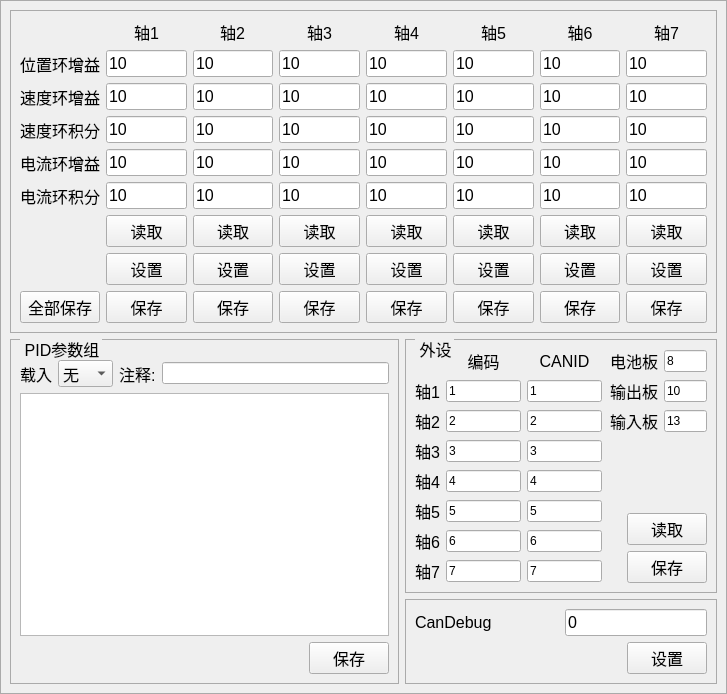
Qt form zoweerobot/UI/cpidparamui.ui (yisea123/Robot_Delta_GitHubPro) before a commit.
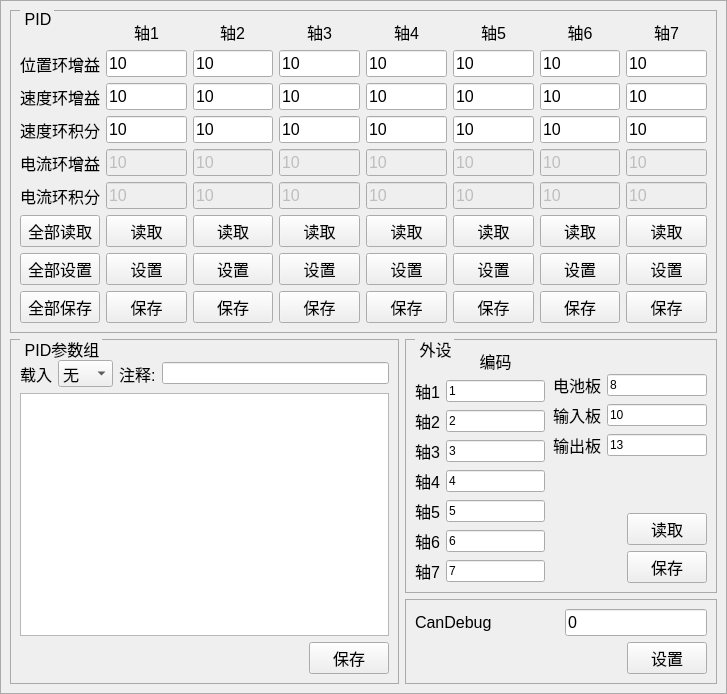
The same form after that commit.

Diff of the .ui file:
```diff
--- a/zoweerobot/UI/cpidparamui.ui
+++ b/zoweerobot/UI/cpidparamui.ui
@@ -62,7 +62,7 @@
          </size>
         </property>
         <property name="title">
-         <string/>
+         <string>PID</string>
         </property>
         <layout class="QGridLayout" name="gridLayout">
          <item row="0" column="0">
@@ -141,6 +141,9 @@
            </item>
            <item row="5" column="6">
             <widget class="QLineEdit" name="axis6curki">
+             <property name="enabled">
+              <bool>false</bool>
+             </property>
              <property name="font">
               <font>
                <pointsize>12</pointsize>
@@ -165,6 +168,9 @@
            </item>
            <item row="4" column="6">
             <widget class="QLineEdit" name="axis6curkp">
+             <property name="enabled">
+              <bool>false</bool>
+             </property>
              <property name="font">
               <font>
                <pointsize>12</pointsize>
@@ -177,6 +183,9 @@
            </item>
            <item row="4" column="4">
             <widget class="QLineEdit" name="axis4curkp">
+             <property name="enabled">
+              <bool>false</bool>
+             </property>
              <property name="font">
               <font>
                <pointsize>12</pointsize>
@@ -189,6 +198,9 @@
            </item>
            <item row="5" column="7">
             <widget class="QLineEdit" name="axis7curki">
+             <property name="enabled">
+              <bool>false</bool>
+             </property>
              <property name="font">
               <font>
                <pointsize>12</pointsize>
@@ -225,6 +237,9 @@
            </item>
            <item row="5" column="4">
             <widget class="QLineEdit" name="axis4curki">
+             <property name="enabled">
+              <bool>false</bool>
+             </property>
              <property name="font">
               <font>
                <pointsize>12</pointsize>
@@ -235,13 +250,6 @@
              </property>
             </widget>
            </item>
-           <item row="6" column="0">
-            <widget class="QLabel" name="label_10">
-             <property name="text">
-              <string/>
-             </property>
-            </widget>
-           </item>
            <item row="2" column="0">
             <widget class="QLabel" name="label_6">
              <property name="font">
@@ -400,6 +408,9 @@
            </item>
            <item row="4" column="5">
             <widget class="QLineEdit" name="axis5curkp">
+             <property name="enabled">
+              <bool>false</bool>
+             </property>
              <property name="font">
               <font>
                <pointsize>12</pointsize>
@@ -436,6 +447,9 @@
            </item>
            <item row="4" column="2">
             <widget class="QLineEdit" name="axis2curkp">
+             <property name="enabled">
+              <bool>false</bool>
+             </property>
              <property name="font">
               <font>
                <pointsize>12</pointsize>
@@ -460,6 +474,9 @@
            </item>
            <item row="5" column="2">
             <widget class="QLineEdit" name="axis2curki">
+             <property name="enabled">
+              <bool>false</bool>
+             </property>
              <property name="font">
               <font>
                <pointsize>12</pointsize>
@@ -535,6 +552,9 @@
            </item>
            <item row="4" column="3">
             <widget class="QLineEdit" name="axis3curkp">
+             <property name="enabled">
+              <bool>false</bool>
+             </property>
              <property name="font">
               <font>
                <pointsize>12</pointsize>
@@ -583,6 +603,9 @@
            </item>
            <item row="4" column="1">
             <widget class="QLineEdit" name="axis1curkp">
+             <property name="enabled">
+              <bool>false</bool>
+             </property>
              <property name="font">
               <font>
                <pointsize>12</pointsize>
@@ -595,6 +618,9 @@
            </item>
            <item row="4" column="7">
             <widget class="QLineEdit" name="axis7curkp">
+             <property name="enabled">
+              <bool>false</bool>
+             </property>
              <property name="font">
               <font>
                <pointsize>12</pointsize>
@@ -619,6 +645,9 @@
            </item>
            <item row="5" column="1">
             <widget class="QLineEdit" name="axis1curki">
+             <property name="enabled">
+              <bool>false</bool>
+             </property>
              <property name="font">
               <font>
                <pointsize>12</pointsize>
@@ -694,6 +723,9 @@
            </item>
            <item row="5" column="3">
             <widget class="QLineEdit" name="axis3curki">
+             <property name="enabled">
+              <bool>false</bool>
+             </property>
              <property name="font">
               <font>
                <pointsize>12</pointsize>
@@ -706,6 +738,9 @@
            </item>
            <item row="5" column="5">
             <widget class="QLineEdit" name="axis5curki">
+             <property name="enabled">
+              <bool>false</bool>
+             </property>
              <property name="font">
               <font>
                <pointsize>12</pointsize>
@@ -917,6 +952,30 @@
              </property>
             </widget>
            </item>
+           <item row="7" column="0">
+            <widget class="QPushButton" name="setpid_all">
+             <property name="font">
+              <font>
+               <pointsize>12</pointsize>
+              </font>
+             </property>
+             <property name="text">
+              <string>全部设置</string>
+             </property>
+            </widget>
+           </item>
+           <item row="6" column="0">
+            <widget class="QPushButton" name="readPid_all">
+             <property name="font">
+              <font>
+               <pointsize>12</pointsize>
+              </font>
+             </property>
+             <property name="text">
+              <string>全部读取</string>
+             </property>
+            </widget>
+           </item>
           </layout>
          </item>
         </layout>
@@ -1055,293 +1114,7 @@
            <string>外设</string>
           </property>
           <layout class="QGridLayout" name="gridLayout_5">
-           <item row="0" column="0" rowspan="2">
-            <layout class="QGridLayout" name="gridLayout_6">
-             <property name="rightMargin">
-              <number>2</number>
-             </property>
-             <item row="1" column="1">
-              <widget class="QLineEdit" name="axis1_slot">
-               <property name="text">
-                <string>1</string>
-               </property>
-              </widget>
-             </item>
-             <item row="7" column="0">
-              <widget class="QLabel" name="label_63">
-               <property name="font">
-                <font>
-                 <pointsize>12</pointsize>
-                </font>
-               </property>
-               <property name="text">
-                <string>轴7</string>
-               </property>
-              </widget>
-             </item>
-             <item row="2" column="1">
-              <widget class="QLineEdit" name="axis2_slot">
-               <property name="text">
-                <string>2</string>
-               </property>
-              </widget>
-             </item>
-             <item row="6" column="0">
-              <widget class="QLabel" name="label_62">
-               <property name="font">
-                <font>
-                 <pointsize>12</pointsize>
-                </font>
-               </property>
-               <property name="text">
-                <string>轴6</string>
-               </property>
-              </widget>
-             </item>
-             <item row="5" column="0">
-              <widget class="QLabel" name="label_61">
-               <property name="font">
-                <font>
-                 <pointsize>12</pointsize>
-                </font>
-               </property>
-               <property name="text">
-                <string>轴5</string>
-               </property>
-              </widget>
-             </item>
-             <item row="4" column="0">
-              <widget class="QLabel" name="label_52">
-               <property name="font">
-                <font>
-                 <pointsize>12</pointsize>
-                </font>
-               </property>
-               <property name="text">
-                <string>轴4</string>
-               </property>
-              </widget>
-             </item>
-             <item row="7" column="1">
-              <widget class="QLineEdit" name="axis7_slot">
-               <property name="text">
-                <string>7</string>
-               </property>
-              </widget>
-             </item>
-             <item row="3" column="1">
-              <widget class="QLineEdit" name="axis3_slot">
-               <property name="text">
-                <string>3</string>
-               </property>
-              </widget>
-             </item>
-             <item row="4" column="1">
-              <widget class="QLineEdit" name="axis4_slot">
-               <property name="text">
-                <string>4</string>
-               </property>
-              </widget>
-             </item>
-             <item row="3" column="0">
-              <widget class="QLabel" name="label_51">
-               <property name="font">
-                <font>
-                 <pointsize>12</pointsize>
-                </font>
-               </property>
-               <property name="text">
-                <string>轴3</string>
-               </property>
-              </widget>
-             </item>
-             <item row="2" column="0">
-              <widget class="QLabel" name="label_49">
-               <property name="font">
-                <font>
-                 <pointsize>12</pointsize>
-                </font>
-               </property>
-               <property name="text">
-                <string>轴2</string>
-               </property>
-              </widget>
-             </item>
-             <item row="1" column="0">
-              <widget class="QLabel" name="label_48">
-               <property name="font">
-                <font>
-                 <pointsize>12</pointsize>
-                </font>
-               </property>
-               <property name="text">
-                <string>轴1</string>
-               </property>
-              </widget>
-             </item>
-             <item row="0" column="1">
-              <widget class="QLabel" name="label_22">
-               <property name="maximumSize">
-                <size>
-                 <width>16777215</width>
-                 <height>30</height>
-                </size>
-               </property>
-               <property name="font">
-                <font>
-                 <pointsize>12</pointsize>
-                </font>
-               </property>
-               <property name="text">
-                <string>编码</string>
-               </property>
-               <property name="alignment">
-                <set>Qt::AlignCenter</set>
-               </property>
-              </widget>
-             </item>
-             <item row="5" column="1">
-              <widget class="QLineEdit" name="axis5_slot">
-               <property name="text">
-                <string>5</string>
-               </property>
-              </widget>
-             </item>
-             <item row="6" column="1">
-              <widget class="QLineEdit" name="axis6_slot">
-               <property name="text">
-                <string>6</string>
-               </property>
-              </widget>
-             </item>
-             <item row="0" column="2">
-              <widget class="QLabel" name="label_32">
-               <property name="font">
-                <font>
-                 <pointsize>12</pointsize>
-                </font>
-               </property>
-               <property name="text">
-                <string>CANID</string>
-               </property>
-               <property name="alignment">
-                <set>Qt::AlignCenter</set>
-               </property>
-              </widget>
-             </item>
-             <item row="1" column="2">
-              <widget class="QLineEdit" name="axis1_canid">
-               <property name="text">
-                <string>1</string>
-               </property>
-              </widget>
-             </item>
-             <item row="2" column="2">
-              <widget class="QLineEdit" name="axis2_canid">
-               <property name="text">
-                <string>2</string>
-               </property>
-              </widget>
-             </item>
-             <item row="3" column="2">
-              <widget class="QLineEdit" name="axis3_canid">
-               <property name="text">
-                <string>3</string>
-               </property>
-              </widget>
-             </item>
-             <item row="4" column="2">
-              <widget class="QLineEdit" name="axis4_canid">
-               <property name="text">
-                <string>4</string>
-               </property>
-              </widget>
-             </item>
-             <item row="5" column="2">
-              <widget class="QLineEdit" name="axis5_canid">
-               <property name="text">
-                <string>5</string>
-               </property>
-              </widget>
-             </item>
-             <item row="6" column="2">
-              <widget class="QLineEdit" name="axis6_canid">
-               <property name="text">
-                <string>6</string>
-               </property>
-              </widget>
-             </item>
-             <item row="7" column="2">
-              <widget class="QLineEdit" name="axis7_canid">
-               <property name="text">
-                <string>7</string>
-               </property>
-              </widget>
-             </item>
-            </layout>
-           </item>
-           <item row="0" column="1">
-            <layout class="QGridLayout" name="gridLayout_7">
-             <item row="0" column="0">
-              <widget class="QLabel" name="label_54">
-               <property name="font">
-                <font>
-                 <pointsize>12</pointsize>
-                </font>
-               </property>
-               <property name="text">
-                <string>电池板</string>
-               </property>
-              </widget>
-             </item>
-             <item row="0" column="1">
-              <widget class="QLineEdit" name="battery_slot">
-               <property name="text">
-                <string>8</string>
-               </property>
-              </widget>
-             </item>
-             <item row="1" column="0">
-              <widget class="QLabel" name="label_56">
-               <property name="font">
-                <font>
-                 <pointsize>12</pointsize>
-                </font>
-               </property>
-               <property name="text">
-                <string>输出板</string>
-               </property>
-              </widget>
-             </item>
-             <item row="1" column="1">
-              <widget class="QLineEdit" name="input_slot">
-               <property name="text">
-                <string>10</string>
-               </property>
-              </widget>
-             </item>
-             <item row="2" column="0">
-              <widget class="QLabel" name="label_57">
-               <property name="font">
-                <font>
-                 <pointsize>12</pointsize>
-                </font>
-               </property>
-               <property name="text">
-                <string>输入板</string>
-               </property>
-              </widget>
-             </item>
-             <item row="2" column="1">
-              <widget class="QLineEdit" name="output_slot">
-               <property name="text">
-                <string>13</string>
-               </property>
-              </widget>
-             </item>
-            </layout>
-           </item>
-           <item row="1" column="1">
+           <item row="2" column="1">
             <layout class="QGridLayout" name="gridLayout_9">
              <item row="0" column="1">
               <spacer name="verticalSpacer_3">
@@ -1395,6 +1168,240 @@
              </item>
             </layout>
            </item>
+           <item row="1" column="1">
+            <layout class="QGridLayout" name="gridLayout_7">
+             <item row="3" column="1">
+              <widget class="QLineEdit" name="output_slot">
+               <property name="text">
+                <string>13</string>
+               </property>
+              </widget>
+             </item>
+             <item row="3" column="0">
+              <widget class="QLabel" name="label_57">
+               <property name="font">
+                <font>
+                 <pointsize>12</pointsize>
+                </font>
+               </property>
+               <property name="text">
+                <string>输出板</string>
+               </property>
+              </widget>
+             </item>
+             <item row="2" column="1">
+              <widget class="QLineEdit" name="input_slot">
+               <property name="text">
+                <string>10</string>
+               </property>
+              </widget>
+             </item>
+             <item row="2" column="0">
+              <widget class="QLabel" name="label_56">
+               <property name="font">
+                <font>
+                 <pointsize>12</pointsize>
+                </font>
+               </property>
+               <property name="text">
+                <string>输入板</string>
+               </property>
+              </widget>
+             </item>
+             <item row="1" column="0">
+              <widget class="QLabel" name="label_54">
+               <property name="font">
+                <font>
+                 <pointsize>12</pointsize>
+                </font>
+               </property>
+               <property name="text">
+                <string>电池板</string>
+               </property>
+              </widget>
+             </item>
+             <item row="1" column="1">
+              <widget class="QLineEdit" name="battery_slot">
+               <property name="text">
+                <string>8</string>
+               </property>
+              </widget>
+             </item>
+             <item row="0" column="0">
+              <widget class="QLabel" name="label_10">
+               <property name="font">
+                <font>
+                 <pointsize>12</pointsize>
+                </font>
+               </property>
+               <property name="text">
+                <string/>
+               </property>
+              </widget>
+             </item>
+            </layout>
+           </item>
+           <item row="1" column="0" rowspan="2">
+            <layout class="QGridLayout" name="gridLayout_6">
+             <property name="rightMargin">
+              <number>2</number>
+             </property>
+             <item row="0" column="1">
+              <widget class="QLabel" name="label_22">
+               <property name="maximumSize">
+                <size>
+                 <width>16777215</width>
+                 <height>30</height>
+                </size>
+               </property>
+               <property name="font">
+                <font>
+                 <pointsize>12</pointsize>
+                </font>
+               </property>
+               <property name="text">
+                <string>编码</string>
+               </property>
+               <property name="alignment">
+                <set>Qt::AlignCenter</set>
+               </property>
+              </widget>
+             </item>
+             <item row="6" column="1">
+              <widget class="QLineEdit" name="axis6_slot">
+               <property name="text">
+                <string>6</string>
+               </property>
+              </widget>
+             </item>
+             <item row="5" column="1">
+              <widget class="QLineEdit" name="axis5_slot">
+               <property name="text">
+                <string>5</string>
+               </property>
+              </widget>
+             </item>
+             <item row="1" column="0">
+              <widget class="QLabel" name="label_48">
+               <property name="font">
+                <font>
+                 <pointsize>12</pointsize>
+                </font>
+               </property>
+               <property name="text">
+                <string>轴1</string>
+               </property>
+              </widget>
+             </item>
+             <item row="4" column="0">
+              <widget class="QLabel" name="label_52">
+               <property name="font">
+                <font>
+                 <pointsize>12</pointsize>
+                </font>
+               </property>
+               <property name="text">
+                <string>轴4</string>
+               </property>
+              </widget>
+             </item>
+             <item row="7" column="1">
+              <widget class="QLineEdit" name="axis7_slot">
+               <property name="text">
+                <string>7</string>
+               </property>
+              </widget>
+             </item>
+             <item row="2" column="0">
+              <widget class="QLabel" name="label_49">
+               <property name="font">
+                <font>
+                 <pointsize>12</pointsize>
+                </font>
+               </property>
+               <property name="text">
+                <string>轴2</string>
+               </property>
+              </widget>
+             </item>
+             <item row="2" column="1">
+              <widget class="QLineEdit" name="axis2_slot">
+               <property name="text">
+                <string>2</string>
+               </property>
+              </widget>
+             </item>
+             <item row="1" column="1">
+              <widget class="QLineEdit" name="axis1_slot">
+               <property name="text">
+                <string>1</string>
+               </property>
+              </widget>
+             </item>
+             <item row="4" column="1">
+              <widget class="QLineEdit" name="axis4_slot">
+               <property name="text">
+                <string>4</string>
+               </property>
+              </widget>
+             </item>
+             <item row="6" column="0">
+              <widget class="QLabel" name="label_62">
+               <property name="font">
+                <font>
+                 <pointsize>12</pointsize>
+                </font>
+               </property>
+               <property name="text">
+                <string>轴6</string>
+               </property>
+              </widget>
+             </item>
+             <item row="5" column="0">
+              <widget class="QLabel" name="label_61">
+               <property name="font">
+                <font>
+                 <pointsize>12</pointsize>
+                </font>
+               </property>
+               <property name="text">
+                <string>轴5</string>
+               </property>
+              </widget>
+             </item>
+             <item row="3" column="0">
+              <widget class="QLabel" name="label_51">
+               <property name="font">
+                <font>
+                 <pointsize>12</pointsize>
+                </font>
+               </property>
+               <property name="text">
+                <string>轴3</string>
+               </property>
+              </widget>
+             </item>
+             <item row="7" column="0">
+              <widget class="QLabel" name="label_63">
+               <property name="font">
+                <font>
+                 <pointsize>12</pointsize>
+                </font>
+               </property>
+               <property name="text">
+                <string>轴7</string>
+               </property>
+              </widget>
+             </item>
+             <item row="3" column="1">
+              <widget class="QLineEdit" name="axis3_slot">
+               <property name="text">
+                <string>3</string>
+               </property>
+              </widget>
+             </item>
+            </layout>
+           </item>
           </layout>
          </widget>
         </item>
```
Left out of the diff: 3 changed lines with no effect on the pictures.
